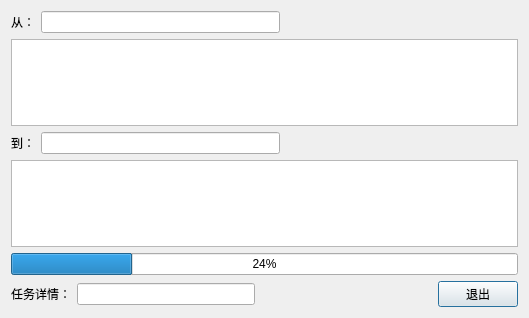
Qt form Gui/Form/Transform.ui (taynpg/frelay) before a commit.
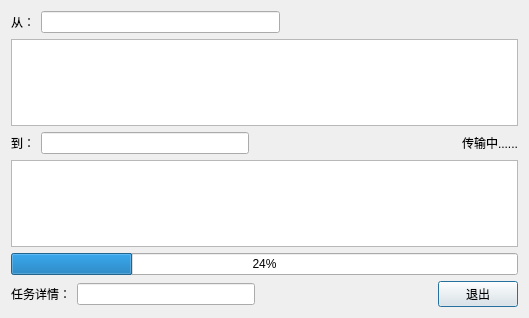
The same form after that commit.

Commit message: 添加传输结果字符提示。

```diff
--- a/Gui/Form/Transform.ui
+++ b/Gui/Form/Transform.ui
@@ -73,6 +73,13 @@
        </property>
       </spacer>
      </item>
+     <item>
+      <widget class="QLabel" name="lbResult">
+       <property name="text">
+        <string>传输中......</string>
+       </property>
+      </widget>
+     </item>
     </layout>
    </item>
    <item>
```
The commit also changes 2 other files.
